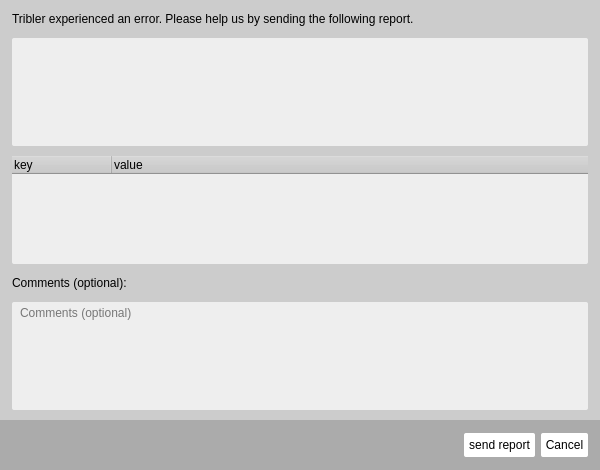
Before: the Qt Designer form TriblerGUI/qt_resources/feedback_dialog.ui in Tribler/tribler, drawn with Qt 5.
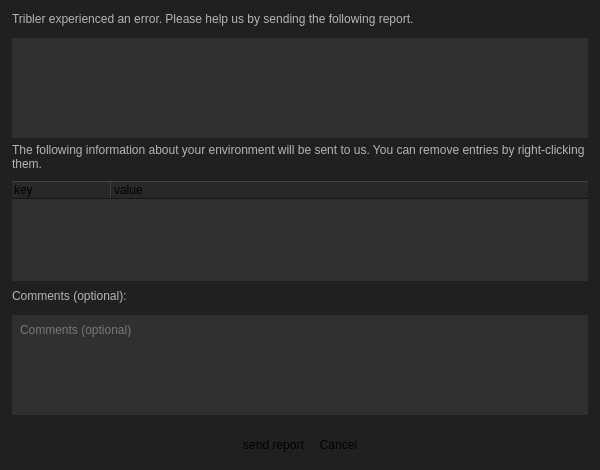
After: the same form once the commit is applied. Custom widgets are drawn as their Qt base class.

Commit message: Feedback dialog is now sending crash reports

The edit to the form file:
```diff
--- a/TriblerGUI/qt_resources/feedback_dialog.ui
+++ b/TriblerGUI/qt_resources/feedback_dialog.ui
@@ -39,17 +39,38 @@
   </property>
   <property name="styleSheet">
    <string notr="true">QWidget {
-background-color: #ccc;
+background-color: #202020;
 border: none;
 }
 
-QPlainTextEdit, QTreeWidget {
-background-color: #eee;
-border-radius: 2px;
+QLabel {
+color: #B5B5B5;
 }
 
-QPlainTextEdit {
-padding-left: 4px;
+EllipseButton {
+border: 1px solid #B5B5B5;
+border-radius: 13px;
+color: white;
+}
+
+EllipseButton::hover {
+border: 1px solid white;
+color: white;
+}
+
+QLineEdit, QPlainTextEdit {
+background-color: #303030;
+border: none;
+color: #C0C0C0;
+padding: 4px;
+}
+
+QTreeWidget::item {
+color: #C0C0C0;
+}
+
+QTreeWidget {
+background-color: #303030;
 }</string>
   </property>
   <layout class="QVBoxLayout" name="verticalLayout">
@@ -152,6 +173,19 @@
         <property name="styleSheet">
          <string notr="true"/>
         </property>
+        <property name="readOnly">
+         <bool>true</bool>
+        </property>
+       </widget>
+      </item>
+      <item>
+       <widget class="QLabel" name="label">
+        <property name="text">
+         <string>The following information about your environment will be sent to us. You can remove entries by right-clicking them.</string>
+        </property>
+        <property name="wordWrap">
+         <bool>true</bool>
+        </property>
        </widget>
       </item>
       <item>
@@ -269,7 +303,7 @@
       </size>
      </property>
      <property name="styleSheet">
-      <string notr="true">background-color: #ababab;</string>
+      <string notr="true"/>
      </property>
      <layout class="QHBoxLayout" name="horizontalLayout">
       <property name="leftMargin">
@@ -302,24 +336,20 @@
         <property name="minimumSize">
          <size>
           <width>0</width>
-          <height>24</height>
+          <height>26</height>
          </size>
         </property>
         <property name="maximumSize">
          <size>
           <width>16777215</width>
-          <height>24</height>
+          <height>26</height>
          </size>
         </property>
         <property name="cursor">
          <cursorShape>PointingHandCursor</cursorShape>
         </property>
         <property name="styleSheet">
-         <string notr="true">border: none;
-border-radius: 2px;
-background-color: #fff;
-font-size: 12px;
-</string>
+         <string notr="true"/>
         </property>
         <property name="text">
          <string>send report</string>
@@ -331,35 +361,51 @@
         <property name="minimumSize">
          <size>
           <width>0</width>
-          <height>24</height>
+          <height>26</height>
          </size>
         </property>
         <property name="maximumSize">
          <size>
           <width>16777215</width>
-          <height>24</height>
+          <height>26</height>
          </size>
         </property>
         <property name="cursor">
          <cursorShape>PointingHandCursor</cursorShape>
         </property>
         <property name="styleSheet">
-         <string notr="true">border: none;
-border-radius: 2px;
-background-color: #fff;
-font-size: 12px;
-</string>
+         <string notr="true"/>
         </property>
         <property name="text">
          <string>Cancel</string>
         </property>
        </widget>
       </item>
+      <item>
+       <spacer name="horizontalSpacer_2">
+        <property name="orientation">
+         <enum>Qt::Horizontal</enum>
+        </property>
+        <property name="sizeHint" stdset="0">
+         <size>
+          <width>40</width>
+          <height>20</height>
+         </size>
+        </property>
+       </spacer>
+      </item>
      </layout>
     </widget>
    </item>
   </layout>
  </widget>
+ <customwidgets>
+  <customwidget>
+   <class>EllipseButton</class>
+   <extends>QToolButton</extends>
+   <header>TriblerGUI.widgets.ellipsebutton.h</header>
+  </customwidget>
+ </customwidgets>
  <resources/>
  <connections/>
 </ui>
```
Left out of the diff: 7 changed lines with no effect on the pictures. The commit also changes 3 other files.
